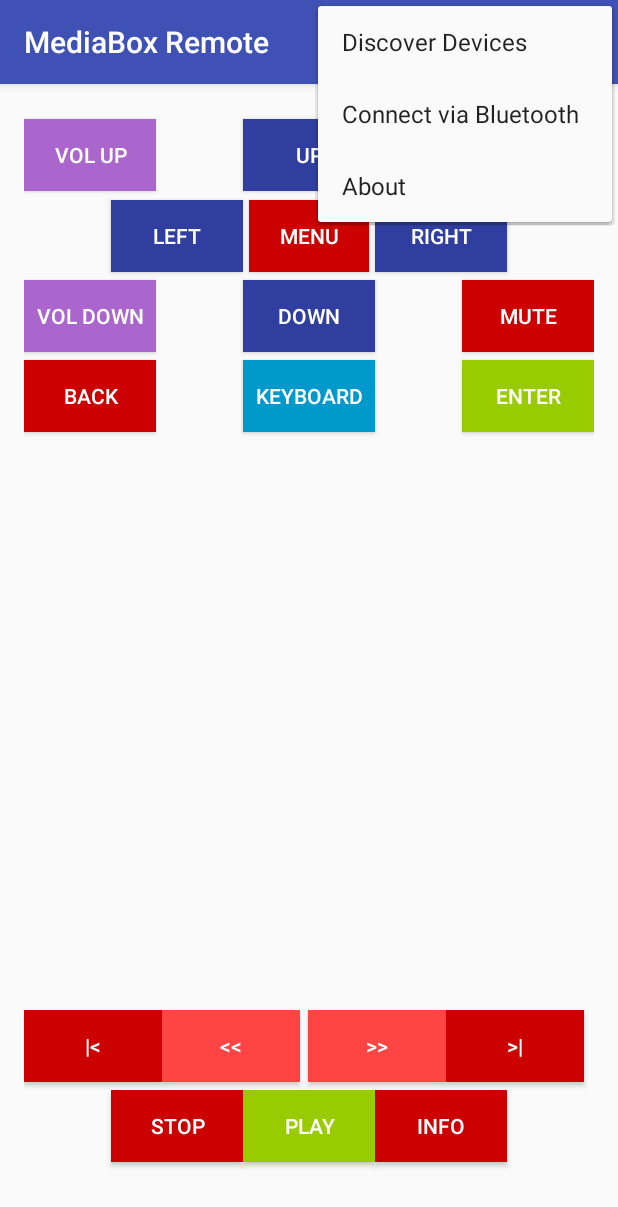
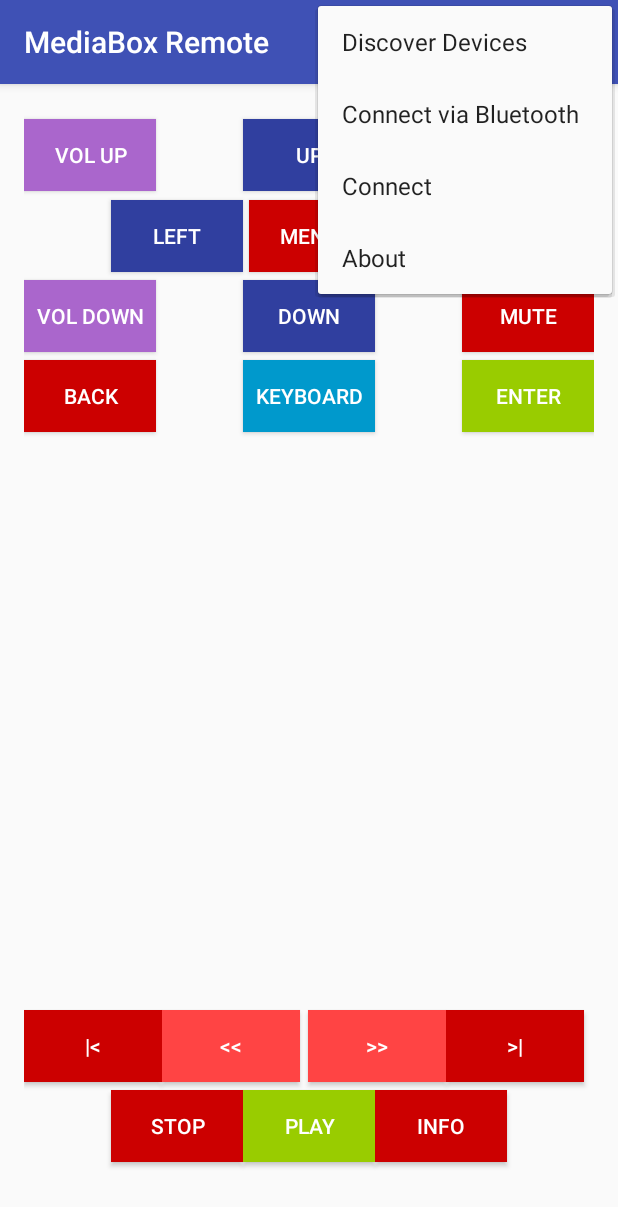
Before and after one commit to avbox/mediabox, an Android app: the screen it shows after launch (RemoteActivity), with the options menu open, on a phone screen of 412 x 824 dp. Shown: the top 1207 px of the screen. Run offline under Robolectric (Android 15) with nearby library versions, the phone set to English and light mode, and no system bars.

Commit message:
android: Update gradle version

```diff
--- a/android/remote/app/build.gradle
+++ b/android/remote/app/build.gradle
@@ -2,7 +2,7 @@ apply plugin: 'com.android.application'
 
 android {
     compileSdkVersion 23
-    buildToolsVersion "23.0.1"
+    buildToolsVersion '25.0.0'
 
     defaultConfig {
         applicationId "com.mediabox.mediaboxremote"
--- a/android/remote/app/src/main/java/com/mediabox/mediaboxremote/RemoteActivity.java
+++ b/android/remote/app/src/main/java/com/mediabox/mediaboxremote/RemoteActivity.java
@@ -453,7 +453,7 @@ public class RemoteActivity extends AppCompatActivity
                 else
                 {
                     Log.d("RemoteActivity", "Opening TCP socket");
-                    InetAddress deviceAddress = InetAddress.getByName(prefs.getString("device", ""));
+                    InetAddress deviceAddress = InetAddress.getByName(prefs.getString("device", "10.10.0.14"));
                     socket = new Socket(deviceAddress, SERVER_PORT);
                 }
             }
--- a/android/remote/app/src/main/res/menu/main_menu.xml
+++ b/android/remote/app/src/main/res/menu/main_menu.xml
@@ -11,6 +11,9 @@
         android:title="Connect via Bluetooth"
         android:icon="@mipmap/ic_launcher" />
     <item
+        android:id="@+id/connect"
+        android:title="Connect" />
+    <item
         android:id="@+id/about"
         android:title="About"
         android:icon="@mipmap/ic_launcher"/>
--- a/android/remote/build.gradle
+++ b/android/remote/build.gradle
@@ -5,7 +5,7 @@ buildscript {
         jcenter()
     }
     dependencies {
-        classpath 'com.android.tools.build:gradle:2.1.0'
+        classpath 'com.android.tools.build:gradle:2.3.2'
 
         // NOTE: Do not place your application dependencies here; they belong
         // in the individual module build.gradle files
```
Also changed, not shown: android/remote/gradle/wrapper/gradle-wrapper.properties.
